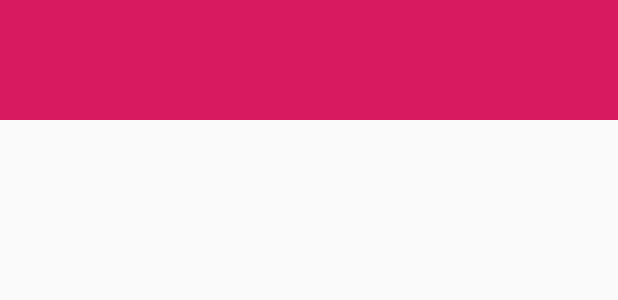
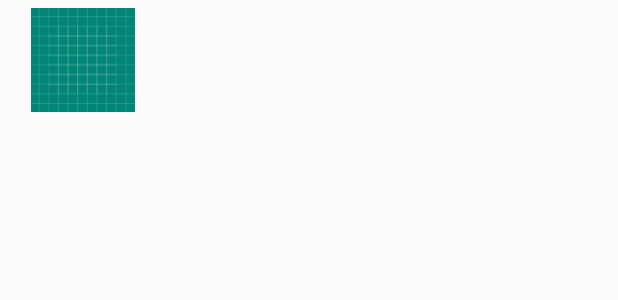
Before and after one commit to helderdias15/Smart-cities-anomalies, an Android app: the layout recyclerview_nota.xml on its own in the app's theme, with its tools: preview values and no code run, on a phone screen of 412 x 824 dp. Shown: the top 300 px of the screen. Run offline under Robolectric (Android 15) with nearby library versions, the phone set to English and light mode, and no system bars.

Commit message:
ponto1 final
Signed-off-by: Helder Gomes <heg@ipvc.pt>

```diff
--- a/app/src/main/java/com/example/smartcitiesanomalies/dao/NotasDao.kt
+++ b/app/src/main/java/com/example/smartcitiesanomalies/dao/NotasDao.kt
@@ -19,5 +19,5 @@ interface NotasDao {
     suspend fun deleteNota(id: Int)
 
     @Update
-    suspend fun updateNotas(notas: Notas)
+    suspend fun updateNota(notas: Notas)
 }
--- a/app/src/main/java/com/example/smartcitiesanomalies/db/NotasRepositorio.kt
+++ b/app/src/main/java/com/example/smartcitiesanomalies/db/NotasRepositorio.kt
@@ -15,8 +15,8 @@ class NotasRepositorio(private val notasDao: NotasDao){
         notasDao.deleteNota(id)
     }
 
-   /* suspend fun updateNota ( notas: Notas){
+    suspend fun updateNota ( notas: Notas){
         notasDao.updateNota(notas)
-    }*/
+    }
 
 }
--- a/app/src/main/java/com/example/smartcitiesanomalies/viewModel/NotasViewModel.kt
+++ b/app/src/main/java/com/example/smartcitiesanomalies/viewModel/NotasViewModel.kt
@@ -28,7 +28,7 @@ class NotasViewModel (application: Application): AndroidViewModel(application){
         repositorio.deleteNotas(id)
     }
 
-   /* fun editNota( notas: Notas) = viewModelScope.launch(Dispatchers.IO) {
-        repositorio.updateNotas(notas)
-    }*/
+    fun updateNota( notas: Notas) = viewModelScope.launch(Dispatchers.IO) {
+        repositorio.updateNota(notas)
+    }
 }
--- a/app/src/main/res/layout/recyclerview_nota.xml
+++ b/app/src/main/res/layout/recyclerview_nota.xml
@@ -1,95 +1,88 @@
 <?xml version="1.0" encoding="utf-8"?>
-<FrameLayout xmlns:android="http://schemas.android.com/apk/res/android"
+<RelativeLayout xmlns:android="http://schemas.android.com/apk/res/android"
     android:layout_width="match_parent"
     android:layout_height="80dp"
     xmlns:app="http://schemas.android.com/apk/res-auto"
+    android:focusable="true"
+    android:clickable="true"
+    android:background="?android:attr/selectableItemBackground"
     android:orientation="vertical">
-
     <RelativeLayout
         android:id="@+id/view_background"
         android:layout_width="match_parent"
-        android:layout_height="match_parent"
-        android:background="@color/colorPrimary">
+
+        android:layout_height="match_parent">
 
         <ImageView
-            android:id="@+id/delete_icon"
+            android:id="@+id/settings_icon"
+            android:src="@drawable/ic_launcher_background"
+            android:contentDescription="Def"
             android:layout_width="30dp"
             android:layout_height="30dp"
             android:layout_alignParentEnd="true"
             android:layout_centerVertical="true"
-            android:layout_marginEnd="30dp"
-            android:src="@drawable/ic_notifications_black_24dp" />
-
-        <TextView
-            android:layout_width="wrap_content"
-            android:layout_height="wrap_content"
-            android:layout_centerVertical="true"
-            android:layout_marginRight="10dp"
-            android:layout_toLeftOf="@id/delete_icon"
-            android:text="Apagar nota"
-            android:textColor="@android:color/white"
-            android:textStyle="bold"
-            android:textSize="13dp" />
+            android:layout_marginEnd="30dp" />
 
     </RelativeLayout>
-
     <RelativeLayout
         android:id="@+id/view_foreground"
         android:layout_width="match_parent"
-        android:background="@color/colorAccent"
-        android:layout_height="wrap_content">
+        android:layout_height="match_parent"
+        android:background="#FAFAFA">
 
+        <TextView
+            android:id="@+id/priority"
+            android:layout_width="5dp"
+            android:layout_centerVertical="true"
+            android:layout_height="70dp"/>
+
+        <ImageView
+            android:id="@+id/image"
+            android:padding="5dp"
+            android:layout_width="90dp"
+            android:layout_height="wrap_content"
+            android:layout_alignParentTop="true"
+            android:layout_alignParentBottom="true"
+            android:layout_gravity="center"
+            android:layout_marginStart="10dp"
+            app:srcCompat="@drawable/ic_launcher_background" />
 
 
         <TextView
-            android:paddingEnd="40dp"
-            android:layout_marginTop="15dp"
-            android:layout_marginStart="102dp"
-            android:id="@+id/title"
+            android:id="@+id/titulo"
+            android:layout_toEndOf="@+id/image"
+            android:layout_marginStart="10dp"
+            android:layout_marginTop="25dp"
+            android:layout_marginBottom="10dp"
             android:layout_width="wrap_content"
             android:layout_height="wrap_content"
-
             android:ellipsize="end"
+            android:fontFamily="sans-serif-medium"
             android:maxLines="1"
-            android:textFontWeight="1"
-            android:textColor="@android:color/white"
-            android:textStyle="bold"
-            android:textSize="25sp" />
+            android:textColor="@android:color/black"
+            android:textSize="17sp" />
 
         <TextView
-            android:id="@+id/description"
+            android:layout_toEndOf="@id/titulo"
+            android:id="@+id/descricao"
+            android:textColor="@android:color/black"
+            android:layout_below="@id/titulo"
+            android:layout_marginEnd="16dp"
+            android:layout_marginTop="-35dp"
             android:layout_width="wrap_content"
-            android:layout_height="wrap_content"
-            android:layout_below="@id/title"
-            android:layout_marginTop="5dp"
+            android:minWidth="200dp"
+            android:layout_alignParentEnd="true"
+            android:layout_height="wrap_content" />
+       <!-- <TextView
+            android:layout_toEndOf="@id/title"
+            android:id="@+id/time"
+            android:minWidth="200dp"
+            android:textColor="@android:color/black"
+            android:layout_below="@id/date"
+            android:layout_marginEnd="16dp"
+            android:layout_width="wrap_content"
+            android:layout_alignParentEnd="true"
+            android:layout_height="wrap_content" /> -->
+    </RelativeLayout>
 
-            android:textColor="@android:color/white"
-            android:textSize="12dp"/>
-
-        <TextView
-            android:layout_toStartOf="@id/time"
-            android:layout_marginBottom="20dp"
-            android:id="@+id/date"
-            android:layout_width="wrap_content"
-            android:layout_height="wrap_content"
-            android:layout_alignParentBottom="true"
-            android:textColor="@color/colorAccent"
-            android:padding="10dp"
-            android:paddingEnd="2dp"
-            android:textStyle="bold"/>
-
-        <TextView
-            android:layout_alignParentEnd="true"
-            android:layout_marginBottom="20dp"
-            android:id="@+id/time"
-            android:layout_width="wrap_content"
-            android:layout_height="wrap_content"
-            android:layout_alignParentBottom="true"
-            android:padding="10dp"
-            android:paddingStart="2dp"
-            android:textColor="@color/colorPrimaryDark"
-            android:textStyle="bold"
-            android:paddingEnd="40dp"/>
-
-    </RelativeLayout>
-</FrameLayout>
+</RelativeLayout>
```
Also changed, not shown: app/src/main/java/com/example/smartcitiesanomalies/AddNote.kt (+27 -0 lines), app/src/main/java/com/example/smartcitiesanomalies/adapter/NotasAdapter.kt (+8 -9 lines), app/src/main/java/com/example/smartcitiesanomalies/ui/notifications/NotificationsFragment.kt (+45 -126 lines), app/src/main/res/layout/fragment_notifications.xml (+20 -5 lines).
